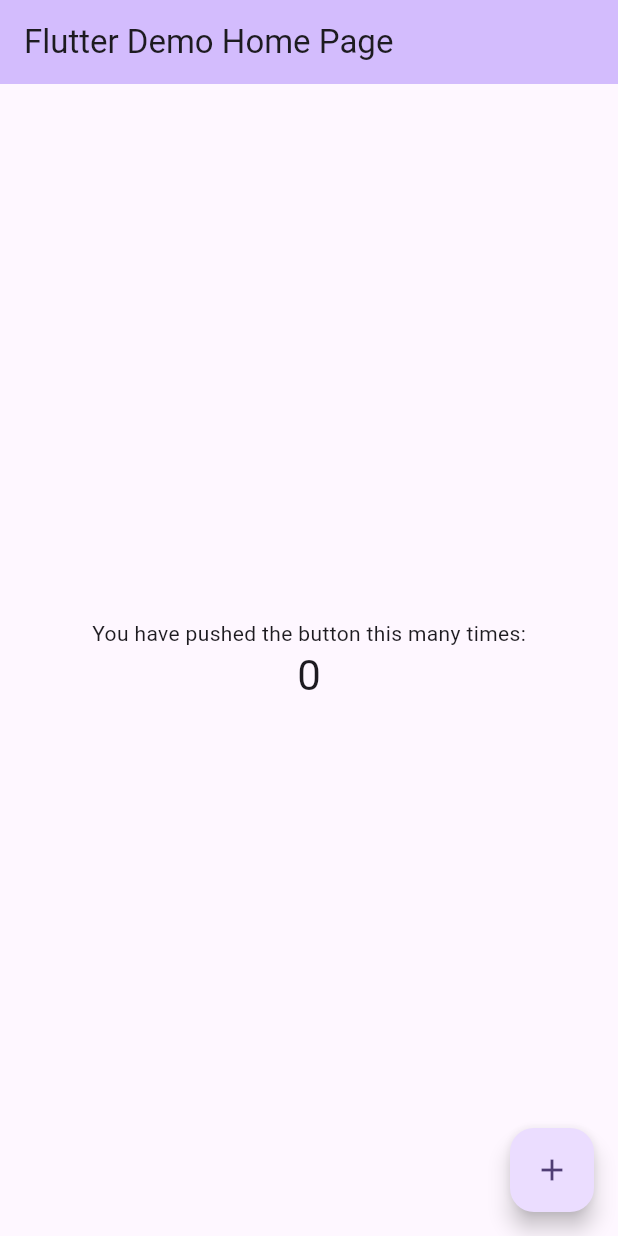
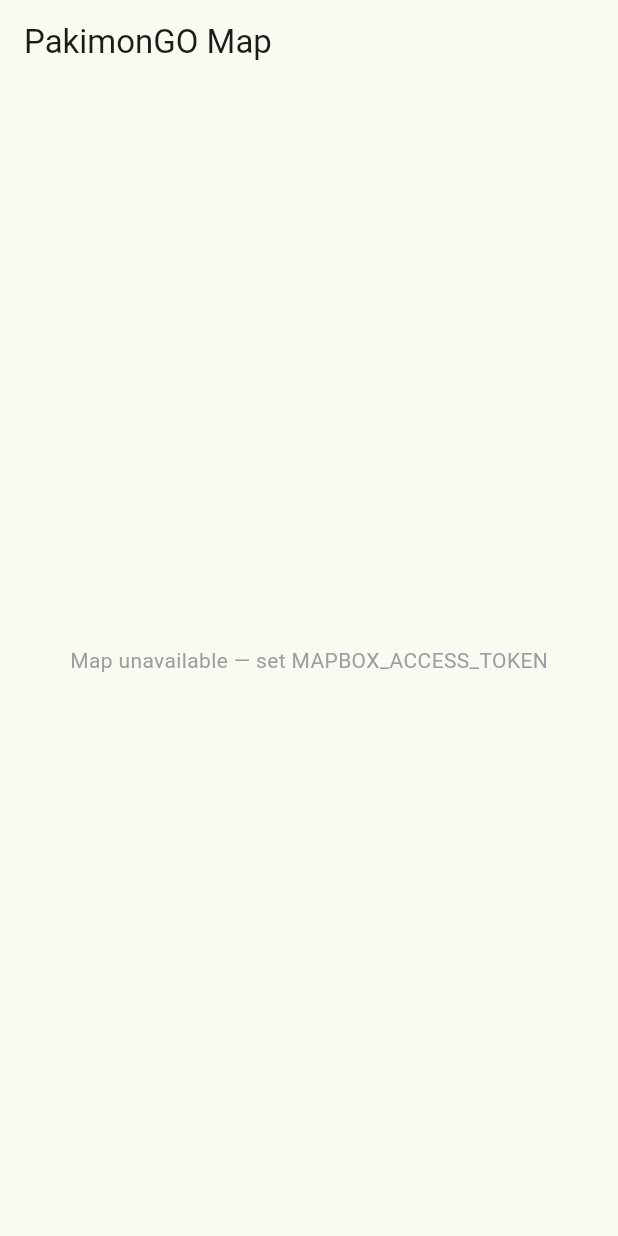
Before and after one commit to hammadshakeelai/PakimonGO, a Flutter app: the screen it shows after launch, on a phone screen of 412 x 824 dp. Run offline on Flutter 3.47's test engine with Material 3 defaults, Android fonts, the phone set to English and light mode, and no system bars; missing offline and left inert: mapbox_maps_flutter.

Commit message:
feat(map): add Mapbox Flutter SDK prototype spike
Add mapbox_maps_flutter 2.25.0, MapScreen with MapWidget,
AppConfig with env-var token, and update app entry point.

- pubspec.yaml: add mapbox_maps_flutter dependency
- core/config/app_config.dart: MAPBOX_ACCESS_TOKEN from dart-define
- features/map/presentation/map_screen.dart: MapScreen with
  MapWidget (Mapbox map or placeholder if no token)
- main.dart: PakimonGoApp with MapScreen as home, token init
- test/widget_test.dart: update to verify map screen renders
- 14 Flutter tests all passing; 112 Python tests unchanged

Run with token: flutter run --dart-define=MAPBOX_ACCESS_TOKEN=pk.ey...

AI-Agent: claude-code
AI-Work-Mode: implementation
AI-Commit-Time: 2026-07-01
Work-Package: WP-015
Requirements: FR-MAP-001, FR-MAP-002
Process-Docs-Updated: true

```diff
--- /dev/null
+++ b/apps/mobile/pakimon_go_app/lib/core/config/app_config.dart
@@ -0,0 +1,8 @@
+class AppConfig {
+  static const String mapboxAccessToken = String.fromEnvironment(
+    'MAPBOX_ACCESS_TOKEN',
+    defaultValue: '',
+  );
+
+  static bool get hasMapboxToken => mapboxAccessToken.isNotEmpty;
+}
--- /dev/null
+++ b/apps/mobile/pakimon_go_app/lib/features/map/presentation/map_screen.dart
@@ -0,0 +1,39 @@
+import 'package:flutter/material.dart';
+import 'package:mapbox_maps_flutter/mapbox_maps_flutter.dart';
+
+import '../../../core/config/app_config.dart';
+
+class MapScreen extends StatefulWidget {
+  const MapScreen({super.key});
+
+  @override
+  State<MapScreen> createState() => _MapScreenState();
+}
+
+class _MapScreenState extends State<MapScreen> {
+  @override
+  Widget build(BuildContext context) {
+    if (!AppConfig.hasMapboxToken) {
+      return Scaffold(
+        appBar: AppBar(title: const Text('PakimonGO Map')),
+        body: const Center(
+          child: Text(
+            'Map unavailable — set MAPBOX_ACCESS_TOKEN',
+            style: TextStyle(color: Colors.grey),
+          ),
+        ),
+      );
+    }
+
+    return Scaffold(
+      appBar: AppBar(title: const Text('PakimonGO Map')),
+      body: MapWidget(
+        styleUri: MapboxStyles.MAPBOX_STREETS,
+        viewport: CameraViewportState(
+          center: Point(coordinates: Position(0, 0)),
+          zoom: 2.0,
+        ),
+      ),
+    );
+  }
+}
--- a/apps/mobile/pakimon_go_app/lib/main.dart
+++ b/apps/mobile/pakimon_go_app/lib/main.dart
@@ -1,122 +1,32 @@
 import 'package:flutter/material.dart';
+import 'package:mapbox_maps_flutter/mapbox_maps_flutter.dart';
+
+import 'core/config/app_config.dart';
+import 'features/map/presentation/map_screen.dart';
 
 void main() {
-  runApp(const MyApp());
+  WidgetsFlutterBinding.ensureInitialized();
+
+  if (AppConfig.hasMapboxToken) {
+    MapboxOptions.setAccessToken(AppConfig.mapboxAccessToken);
+  }
+
+  runApp(const PakimonGoApp());
 }
 
-class MyApp extends StatelessWidget {
-  const MyApp({super.key});
+class PakimonGoApp extends StatelessWidget {
+  const PakimonGoApp({super.key});
 
-  // This widget is the root of your application.
   @override
   Widget build(BuildContext context) {
     return MaterialApp(
-      title: 'Flutter Demo',
+      title: 'PakimonGO',
+      debugShowCheckedModeBanner: false,
       theme: ThemeData(
-        // This is the theme of your application.
-        //
-        // TRY THIS: Try running your application with "flutter run". You'll see
-        // the application has a purple toolbar. Then, without quitting the app,
-        // try changing the seedColor in the colorScheme below to Colors.green
-        // and then invoke "hot reload" (save your changes or press the "hot
-        // reload" button in a Flutter-supported IDE, or press "r" if you used
-        // the command line to start the app).
-        //
-        // Notice that the counter didn't reset back to zero; the application
-        // state is not lost during the reload. To reset the state, use hot
-        // restart instead.
-        //
-        // This works for code too, not just values: Most code changes can be
-        // tested with just a hot reload.
-        colorScheme: .fromSeed(seedColor: Colors.deepPurple),
+        colorScheme: ColorScheme.fromSeed(seedColor: Colors.green),
+        useMaterial3: true,
       ),
-      home: const MyHomePage(title: 'Flutter Demo Home Page'),
+      home: const MapScreen(),
     );
   }
 }
-
-class MyHomePage extends StatefulWidget {
-  const MyHomePage({super.key, required this.title});
-
-  // This widget is the home page of your application. It is stateful, meaning
-  // that it has a State object (defined below) that contains fields that affect
-  // how it looks.
-
-  // This class is the configuration for the state. It holds the values (in this
-  // case the title) provided by the parent (in this case the App widget) and
-  // used by the build method of the State. Fields in a Widget subclass are
-  // always marked "final".
-
-  final String title;
-
-  @override
-  State<MyHomePage> createState() => _MyHomePageState();
-}
-
-class _MyHomePageState extends State<MyHomePage> {
-  int _counter = 0;
-
-  void _incrementCounter() {
-    setState(() {
-      // This call to setState tells the Flutter framework that something has
-      // changed in this State, which causes it to rerun the build method below
-      // so that the display can reflect the updated values. If we changed
-      // _counter without calling setState(), then the build method would not be
-      // called again, and so nothing would appear to happen.
-      _counter++;
-    });
-  }
-
-  @override
-  Widget build(BuildContext context) {
-    // This method is rerun every time setState is called, for instance as done
-    // by the _incrementCounter method above.
-    //
-    // The Flutter framework has been optimized to make rerunning build methods
-    // fast, so that you can just rebuild anything that needs updating rather
-    // than having to individually change instances of widgets.
-    return Scaffold(
-      appBar: AppBar(
-        // TRY THIS: Try changing the color here to a specific color (to
-        // Colors.amber, perhaps?) and trigger a hot reload to see the AppBar
-        // change color while the other colors stay the same.
-        backgroundColor: Theme.of(context).colorScheme.inversePrimary,
-        // Here we take the value from the MyHomePage object that was created by
-        // the App.build method, and use it to set our appbar title.
-        title: Text(widget.title),
-      ),
-      body: Center(
-        // Center is a layout widget. It takes a single child and positions it
-        // in the middle of the parent.
-        child: Column(
-          // Column is also a layout widget. It takes a list of children and
-          // arranges them vertically. By default, it sizes itself to fit its
-          // children horizontally, and tries to be as tall as its parent.
-          //
-          // Column has various properties to control how it sizes itself and
-          // how it positions its children. Here we use mainAxisAlignment to
-          // center the children vertically; the main axis here is the vertical
-          // axis because Columns are vertical (the cross axis would be
-          // horizontal).
-          //
-          // TRY THIS: Invoke "debug painting" (choose the "Toggle Debug Paint"
-          // action in the IDE, or press "p" in the console), to see the
-          // wireframe for each widget.
-          mainAxisAlignment: .center,
-          children: [
-            const Text('You have pushed the button this many times:'),
-            Text(
-              '$_counter',
-              style: Theme.of(context).textTheme.headlineMedium,
-            ),
-          ],
-        ),
-      ),
-      floatingActionButton: FloatingActionButton(
-        onPressed: _incrementCounter,
-        tooltip: 'Increment',
-        child: const Icon(Icons.add),
-      ),
-    );
-  }
-}
--- a/apps/mobile/pakimon_go_app/pubspec.yaml
+++ b/apps/mobile/pakimon_go_app/pubspec.yaml
@@ -34,6 +34,7 @@ dependencies:
   # The following adds the Cupertino Icons font to your application.
   # Use with the CupertinoIcons class for iOS style icons.
   cupertino_icons: ^1.0.8
+  mapbox_maps_flutter: ^2.25.0
 
 dev_dependencies:
   flutter_test:
```
Also changed, not shown: 9 other files.
